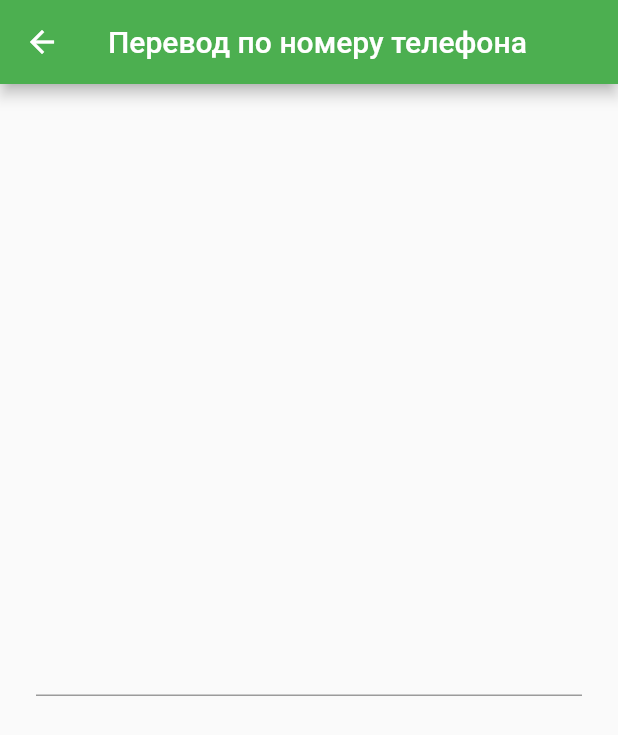
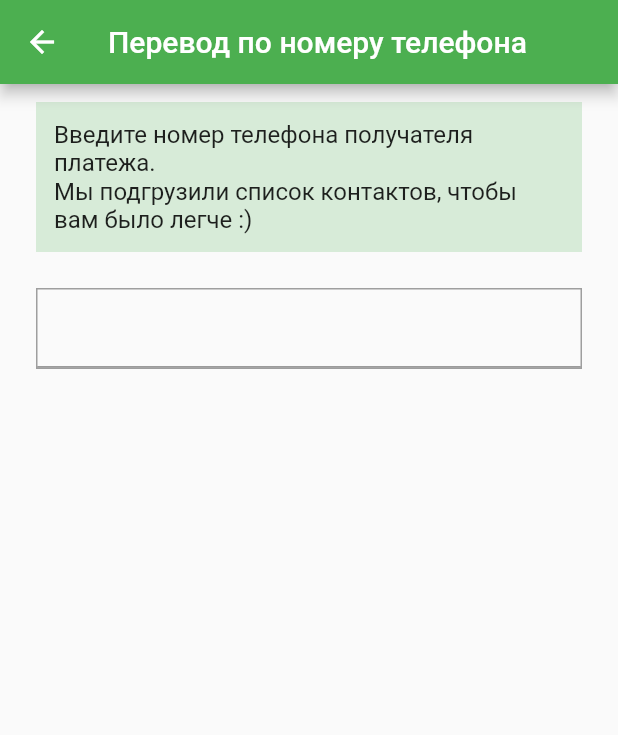
Before and after one commit to andrros3030/mobile_bank, a Flutter app: the Screen screen opened directly, on a phone screen of 412 x 824 dp. Shown: the top 735 px of the screen. Run offline on Flutter 3.47's test engine with Material 2 defaults, Android fonts, the light colour scheme and no system bars; our stand-ins replace fluttertoast.

Commit message:
major
Added logo
Improved main screen: added service listview
Auto-login by timer
Improved transaction screen - text field and hint

```diff
--- a/lib/by_phone.dart
+++ /dev/null
@@ -1,43 +0,0 @@
-import 'package:flutter/cupertino.dart';
-import 'package:flutter/material.dart';
-
-class Screen extends StatefulWidget{
-  Screen({Key key, this.by_phone = true}) : super(key: key);
-
-  final bool by_phone;
-
-  @override
-  _Screen createState() => _Screen(by_phone);
-}
-class _Screen extends State<Screen>{
-  final bool by_phone;
-  _Screen(this.by_phone);
-  @override
-  Widget build(BuildContext context) {
-    // TODO: implement build
-    return Scaffold(
-      appBar: AppBar(
-        title: Text(by_phone?"Перевод по номеру телефона":"Перевод по номеру карты",),
-      ),
-      body: Center(
-        child: Column(
-          mainAxisAlignment: MainAxisAlignment.center,
-          children: [
-            Container(
-              padding: EdgeInsets.symmetric(
-                vertical: 6,
-                horizontal: 24,
-              ),
-              child: TextFormField(
-                decoration: InputDecoration(
-
-                ),
-              ),
-            ),
-          ],
-        ),
-      ),
-    );
-  }
-
-}
--- /dev/null
+++ b/lib/transaction_page.dart
@@ -0,0 +1,66 @@
+import 'package:flutter/cupertino.dart';
+import 'package:flutter/material.dart';
+
+class Screen extends StatefulWidget{
+  Screen({Key key, this.by_phone = true}) : super(key: key);
+
+  final bool by_phone;
+
+  @override
+  _Screen createState() => _Screen(by_phone);
+}
+TextStyle black16 = TextStyle(fontSize: 16);
+class _Screen extends State<Screen>{
+  final bool by_phone;
+  _Screen(this.by_phone);
+  List<Map> contacts = [
+    {'name':'Сергей дача', "phone":"+79998118834", "card":"1234 5678 9012 3456"},
+    {'name':'Петров Иван подчинённый', "phone":"+70134118834", "card":"1222 5578 9112 3434"},
+    {'name':'Алексей разборка', "phone":"+79031228834", "card":"1010 2233 4456 7890"},
+  ];
+  @override
+  Widget build(BuildContext context) {
+    return Scaffold(
+      appBar: AppBar(
+        title: Text(by_phone?"Перевод по номеру телефона":"Перевод по номеру карты"),
+      ),
+      body: Center(
+        child: Column(
+          mainAxisAlignment: MainAxisAlignment.center,
+          children: [
+            Container(
+              padding: EdgeInsets.symmetric(horizontal:24, vertical: 12),
+              child: Container(
+                color: Colors.green.withOpacity(0.2),
+                padding: EdgeInsets.symmetric(horizontal: 12, vertical: 12),
+                child: Text(
+                    "Введите номер " + (by_phone?"телефона":"карты") + " получателя платежа.\n"
+                    "Мы подгрузили список контактов, чтобы вам было легче :)", style: black16,
+                ),
+              ),
+            ),
+            Container(
+              padding: EdgeInsets.symmetric(horizontal: 24, vertical: 12),
+              child: Container(
+                decoration: BoxDecoration(
+                    border: Border.all(color: Colors.grey)
+                ),
+                width: double.infinity,
+                alignment: Alignment.center,
+                child: TextFormField(
+                  style: black16.copyWith(fontSize: 24),
+                  decoration: InputDecoration(
+                  ),
+                ),
+              ),
+            ),
+            Expanded(
+              child: SizedBox(),
+            ),
+          ],
+        ),
+      ),
+    );
+  }
+
+}
--- a/pubspec.yaml
+++ b/pubspec.yaml
@@ -46,8 +46,8 @@ flutter:
   uses-material-design: true
 
   # To add assets to your application, add an assets section, like this:
-  # assets:
-  #   - images/a_dot_burr.jpeg
+  assets:
+    - assets/logo.png
   #   - images/a_dot_ham.jpeg
 
   # An image asset can refer to one or more resolution-specific "variants", see
```
Also changed, not shown: lib/main.dart (+116 -17 lines), assets/logo.png (added).
